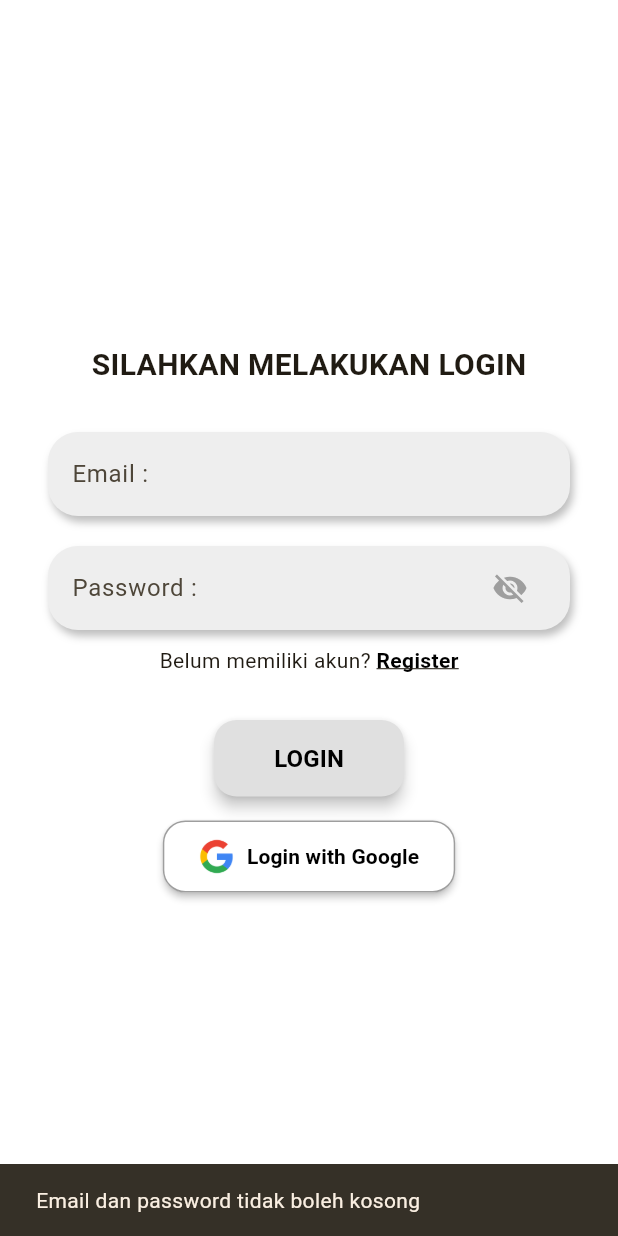
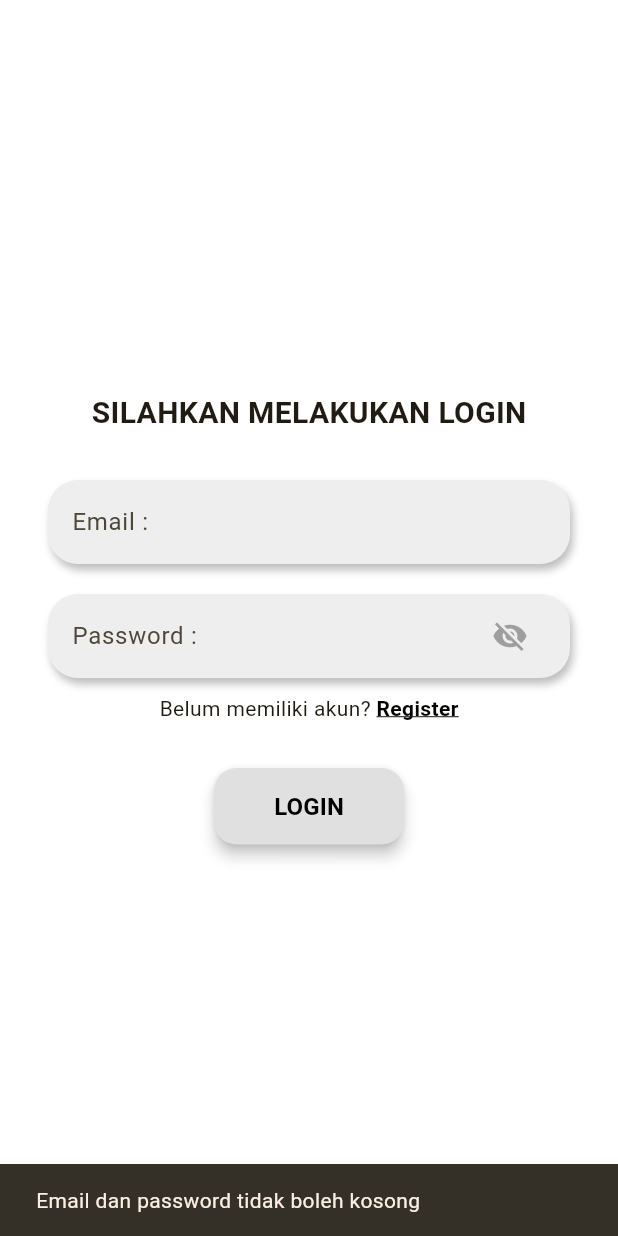
Before and after one commit to Asmaranr/catatan_dartsquad, a Flutter app: the screen it shows after launch, after a tap on "LOGIN", on a phone screen of 412 x 824 dp. Run offline on Flutter 3.47's test engine with Material 3 defaults, Android fonts, the phone set to English and light mode, and no system bars; our stand-ins replace get, get_storage, image_picker, supabase_flutter; accounts and stored records are empty.

Commit message:
perbaikan kembali keawal

```diff
--- a/lib/Login.dart
+++ b/lib/Login.dart
@@ -3,7 +3,6 @@ import 'package:get_storage/get_storage.dart';
 import 'Register.dart';
 import 'Dashboard.dart';
 import 'package:supabase_flutter/supabase_flutter.dart';
-import 'package:google_sign_in/google_sign_in.dart';
 
 final supabase = Supabase.instance.client;
 
@@ -45,6 +44,7 @@ class _LoginState extends State<Login> {
     }
 
     try {
+      // Proses login dengan Supabase Auth
       final response = await supabase.auth.signInWithPassword(
         email: email,
         password: password,
@@ -54,6 +54,7 @@ class _LoginState extends State<Login> {
         throw 'Login gagal: akun tidak ditemukan';
       }
 
+      // Ambil data tambahan dari tabel user (berdasarkan id user)
       final userId = response.user!.id;
       final userDetail =
           await supabase.from('user').select().eq('id', userId).maybeSingle();
@@ -62,12 +63,15 @@ class _LoginState extends State<Login> {
         throw 'Data user tidak ditemukan di tabel "user"';
       }
 
+      // Simpan semua data ke local storage
       box.write('sudah_login', true);
       box.write('email', email);
       box.write('nama', userDetail['nama'] ?? '');
       box.write('jenisKelamin', userDetail['jenis_kelamin'] ?? '');
-      box.write('password', userDetail['password'] ?? '');
+      box.write(
+          'password', userDetail['password'] ?? ''); // password dari tabel user
 
+      // Tampilkan dialog sukses
       showDialog(
         context: context,
         builder: (_) => AlertDialog(
@@ -94,59 +98,6 @@ class _LoginState extends State<Login> {
     } catch (e) {
       ScaffoldMessenger.of(context).showSnackBar(
         SnackBar(content: Text('Terjadi kesalahan: $e')),
-      );
-    }
-  }
-
-  Future<void> _loginWithGoogle() async {
-    try {
-      final GoogleSignInAccount? googleUser = await GoogleSignIn().signIn();
-      if (googleUser == null) return;
-
-      final GoogleSignInAuthentication googleAuth =
-          await googleUser.authentication;
-
-      final idToken = googleAuth.idToken;
-      final accessToken = googleAuth.accessToken;
-
-      final response = await supabase.auth.signInWithIdToken(
-        provider: OAuthProvider.google,
-        idToken: idToken!,
-        accessToken: accessToken,
-      );
-
-      final userId = response.user?.id;
-      if (userId == null) throw 'Login gagal: user ID kosong';
-
-      var userDetail =
-          await supabase.from('user').select().eq('id', userId).maybeSingle();
-
-      if (userDetail == null) {
-        await supabase.from('user').insert({
-          'id': userId,
-          'nama': response.user!.userMetadata?['full_name'] ?? '',
-          'email': response.user!.email,
-          'jenis_kelamin': '',
-          'password': '',
-        });
-
-        userDetail =
-            await supabase.from('user').select().eq('id', userId).maybeSingle();
-      }
-
-      box.write('sudah_login', true);
-      box.write('email', response.user!.email);
-      box.write('nama', userDetail?['nama'] ?? '');
-      box.write('jenisKelamin', userDetail?['jenis_kelamin'] ?? '');
-      box.write('password', userDetail?['password'] ?? '');
-
-      Navigator.pushReplacement(
-        context,
-        MaterialPageRoute(builder: (_) => const Dashboard()),
-      );
-    } catch (e) {
-      ScaffoldMessenger.of(context).showSnackBar(
-        SnackBar(content: Text('Login Google gagal: $e')),
       );
     }
   }
@@ -217,32 +168,6 @@ class _LoginState extends State<Login> {
                     ),
                   ),
                 ),
-                const SizedBox(height: 16),
-                ElevatedButton.icon(
-                  style: ElevatedButton.styleFrom(
-                    padding: const EdgeInsets.symmetric(
-                        horizontal: 24, vertical: 12),
-                    backgroundColor: Colors.white,
-                    elevation: 2,
-                    shape: RoundedRectangleBorder(
-                      borderRadius: BorderRadius.circular(15),
-                      side: const BorderSide(color: Colors.grey),
-                    ),
-                  ),
-                  icon: Image.asset(
-                    'assets/google_logo.png',
-                    height: 24,
-                    width: 24,
-                  ),
-                  label: const Text(
-                    'Login with Google',
-                    style: TextStyle(
-                      color: Colors.black,
-                      fontWeight: FontWeight.bold,
-                    ),
-                  ),
-                  onPressed: _loginWithGoogle,
-                ),
               ],
             ),
           ),
```
Also changed, not shown: lib/main.dart (line endings or trailing spaces), 2 other files.
